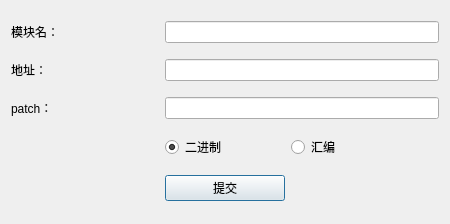
dqzg12300/fridaUiTools, file ui/patch.ui: the form before one commit.
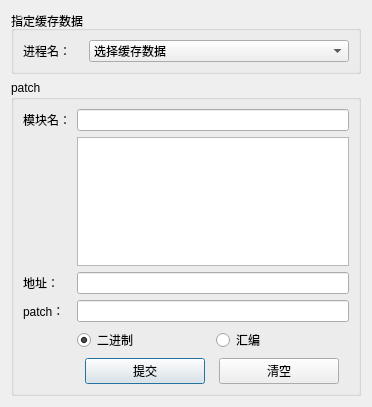
The form after the commit.

```diff
--- a/ui/patch.ui
+++ b/ui/patch.ui
@@ -6,15 +6,61 @@
    <rect>
     <x>0</x>
     <y>0</y>
-    <width>450</width>
-    <height>224</height>
+    <width>372</width>
+    <height>407</height>
    </rect>
   </property>
   <property name="windowTitle">
    <string>Patch</string>
   </property>
+  <layout class="QGridLayout" name="gridLayout_3">
+   <item row="0" column="0">
+    <widget class="QGroupBox" name="groupBox_2">
+     <property name="title">
+      <string>指定缓存数据</string>
+     </property>
+     <layout class="QGridLayout" name="gridLayout_2">
+      <item row="0" column="0">
+       <widget class="QLabel" name="label_5">
+        <property name="maximumSize">
+         <size>
+          <width>60</width>
+          <height>16777215</height>
+         </size>
+        </property>
+        <property name="text">
+         <string>进程名：</string>
+        </property>
+       </widget>
+      </item>
+      <item row="0" column="1">
+       <widget class="QComboBox" name="cmbPackage">
+        <item>
+         <property name="text">
+          <string>选择缓存数据</string>
+         </property>
+        </item>
+       </widget>
+      </item>
+     </layout>
+    </widget>
+   </item>
+   <item row="1" column="0">
+    <widget class="QGroupBox" name="groupBox">
+     <property name="title">
+      <string>patch</string>
+     </property>
   <layout class="QGridLayout" name="gridLayout">
-   <item row="3" column="1">
+      <item row="2" column="0">
+       <widget class="QLabel" name="label_2">
+        <property name="text">
+         <string>地址：</string>
+        </property>
+       </widget>
+      </item>
+      <item row="4" column="1">
+       <layout class="QHBoxLayout" name="horizontalLayout">
+        <item>
     <widget class="QRadioButton" name="rdoBinary">
      <property name="text">
       <string>二进制</string>
@@ -24,15 +70,14 @@
      </property>
     </widget>
    </item>
-   <item row="3" column="2">
+        <item>
     <widget class="QRadioButton" name="rdoAsm">
      <property name="text">
       <string>汇编</string>
      </property>
     </widget>
    </item>
-   <item row="2" column="1" colspan="2">
-    <widget class="QLineEdit" name="txtPatch"/>
+       </layout>
    </item>
    <item row="0" column="0">
     <widget class="QLabel" name="label_3">
@@ -41,27 +86,28 @@
      </property>
     </widget>
    </item>
-   <item row="0" column="1" colspan="2">
+      <item row="3" column="1">
+       <widget class="QLineEdit" name="txtPatch"/>
+      </item>
+      <item row="1" column="1">
+       <widget class="QListWidget" name="listModule"/>
+      </item>
+      <item row="0" column="1">
     <widget class="QLineEdit" name="txtModule"/>
    </item>
-   <item row="1" column="0">
-    <widget class="QLabel" name="label_2">
-     <property name="text">
-      <string>地址：</string>
-     </property>
-    </widget>
-   </item>
-   <item row="2" column="0">
+      <item row="3" column="0">
     <widget class="QLabel" name="label_4">
      <property name="text">
       <string>patch：</string>
      </property>
     </widget>
    </item>
-   <item row="1" column="1" colspan="2">
+      <item row="2" column="1">
     <widget class="QLineEdit" name="txtAddress"/>
    </item>
-   <item row="4" column="1">
+      <item row="5" column="1">
+       <layout class="QHBoxLayout" name="horizontalLayout_2">
+        <item>
     <widget class="QPushButton" name="btnSubmit">
      <property name="maximumSize">
       <size>
@@ -72,6 +118,24 @@
      <property name="text">
       <string>提交</string>
      </property>
+         </widget>
+        </item>
+        <item>
+         <widget class="QPushButton" name="btnClear">
+          <property name="maximumSize">
+           <size>
+            <width>120</width>
+            <height>16777215</height>
+           </size>
+          </property>
+          <property name="text">
+           <string>清空</string>
+          </property>
+         </widget>
+        </item>
+       </layout>
+      </item>
+     </layout>
     </widget>
    </item>
   </layout>
```
Lines whose indentation alone changed are shown as unchanged.
